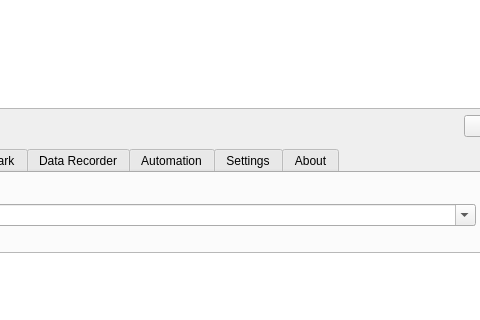
lxi-tools/lxi-tools, file src/gui/lxi-gui/mainwindow.ui: the form before one commit; both pictures show x 208 to 688 and y 94 to 414 of the 880 by 800 pixel window.
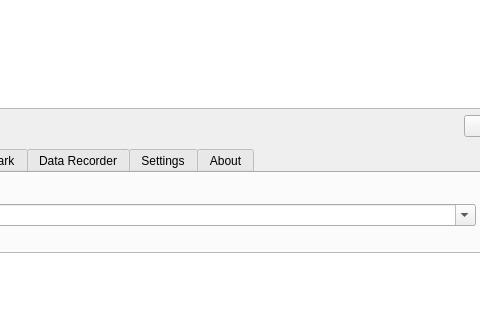
The form after the commit. Icons and pictures are not drawn. Custom widgets are drawn as their Qt base class.

Commit message: lxi-gui: Fix data recorder chart colors and csv export

The edit to the form file:
```diff
--- a/src/gui/lxi-gui/mainwindow.ui
+++ b/src/gui/lxi-gui/mainwindow.ui
@@ -924,11 +924,6 @@
         </item>
        </layout>
       </widget>
-      <widget class="QWidget" name="tab_Automation">
-       <attribute name="title">
-        <string>Automation</string>
-       </attribute>
-      </widget>
       <widget class="QWidget" name="tab_Settings">
        <attribute name="title">
         <string>Settings</string>
```
The commit also changes 2 other files.
